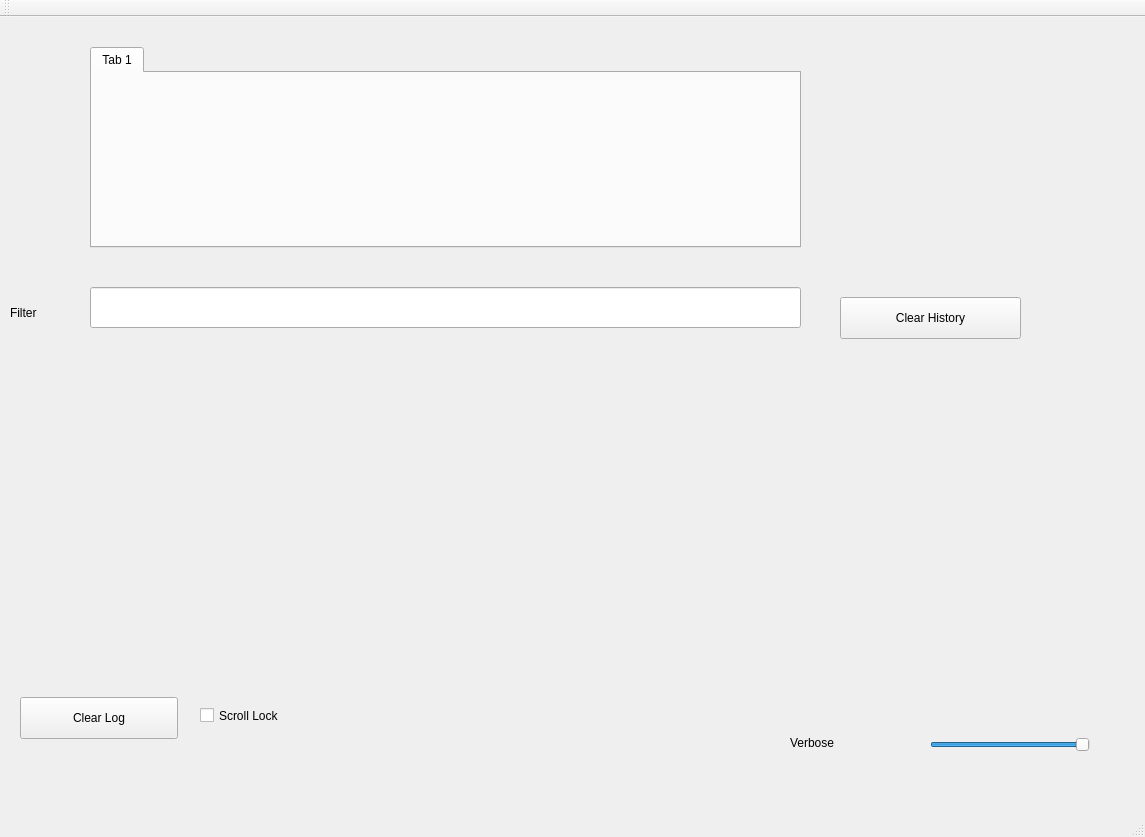
Old version of the form qdevicemonitor/MainWindow.ui in the repository alopatindev/qdevicemonitor.
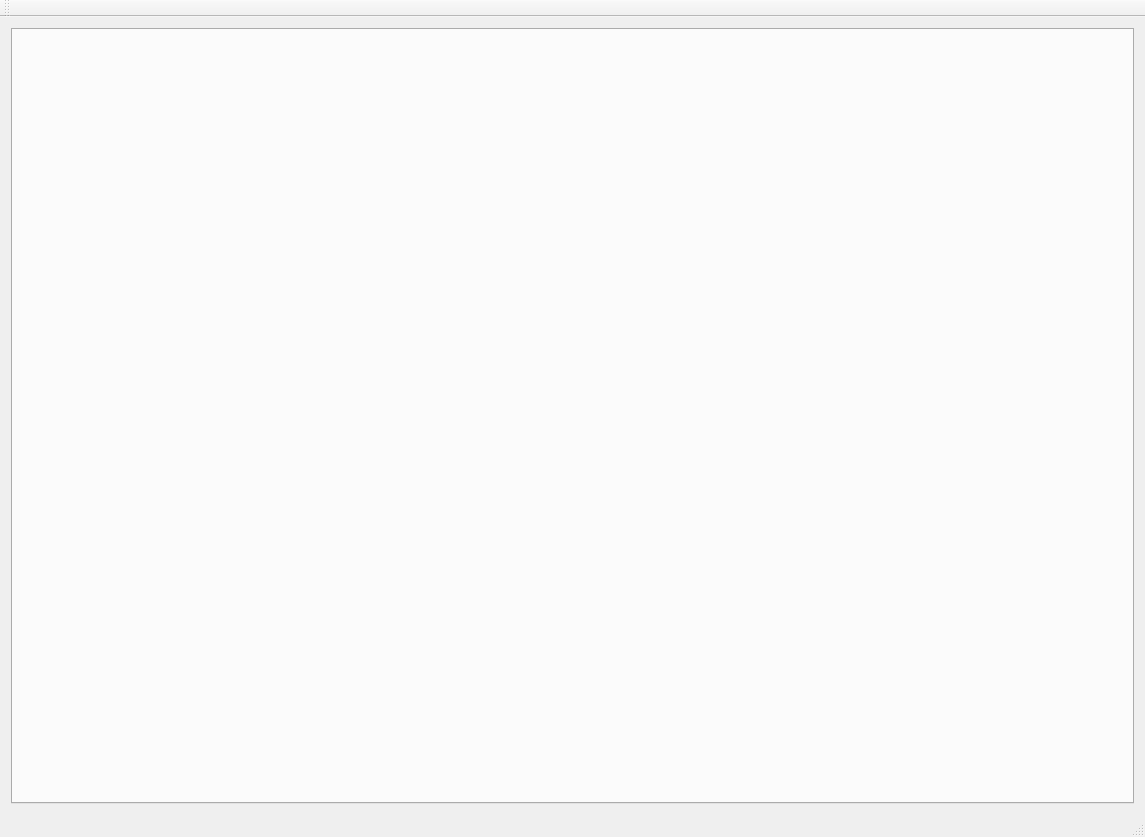
New version of the form.

Diff of the .ui file:
```diff
--- a/qdevicemonitor/MainWindow.ui
+++ b/qdevicemonitor/MainWindow.ui
@@ -14,128 +14,15 @@
    <string>MainWindow</string>
   </property>
   <widget class="QWidget" name="centralWidget">
-   <widget class="QLineEdit" name="lineEdit">
-    <property name="geometry">
-     <rect>
-      <x>90</x>
-      <y>270</y>
-      <width>711</width>
-      <height>41</height>
-     </rect>
-    </property>
-   </widget>
-   <widget class="QLabel" name="label">
-    <property name="geometry">
-     <rect>
-      <x>10</x>
-      <y>280</y>
-      <width>126</width>
-      <height>31</height>
-     </rect>
-    </property>
-    <property name="text">
-     <string>Filter</string>
-    </property>
-   </widget>
-   <widget class="QPushButton" name="pushButton">
-    <property name="geometry">
-     <rect>
-      <x>840</x>
-      <y>280</y>
-      <width>181</width>
-      <height>42</height>
-     </rect>
-    </property>
-    <property name="text">
-     <string>Clear History</string>
-    </property>
-   </widget>
-   <widget class="QPushButton" name="pushButton_3">
-    <property name="geometry">
-     <rect>
-      <x>20</x>
-      <y>680</y>
-      <width>158</width>
-      <height>42</height>
-     </rect>
-    </property>
-    <property name="text">
-     <string>Clear Log</string>
-    </property>
-   </widget>
-   <widget class="QLabel" name="label_2">
-    <property name="geometry">
-     <rect>
-      <x>790</x>
-      <y>710</y>
-      <width>126</width>
-      <height>31</height>
-     </rect>
-    </property>
-    <property name="text">
-     <string>Verbose</string>
-    </property>
-   </widget>
-   <widget class="QSlider" name="horizontalSlider">
-    <property name="geometry">
-     <rect>
-      <x>930</x>
-      <y>720</y>
-      <width>160</width>
-      <height>16</height>
-     </rect>
-    </property>
-    <property name="maximum">
-     <number>5</number>
-    </property>
-    <property name="value">
-     <number>5</number>
-    </property>
-    <property name="orientation">
-     <enum>Qt::Horizontal</enum>
-    </property>
-   </widget>
-   <widget class="QWidget" name="widget" native="true">
-    <property name="geometry">
-     <rect>
-      <x>70</x>
-      <y>410</y>
-      <width>1021</width>
-      <height>221</height>
-     </rect>
-    </property>
-   </widget>
-   <widget class="QCheckBox" name="checkBox">
-    <property name="geometry">
-     <rect>
-      <x>200</x>
-      <y>680</y>
-      <width>171</width>
-      <height>37</height>
-     </rect>
-    </property>
-    <property name="text">
-     <string>Scroll Lock</string>
-    </property>
-   </widget>
-   <widget class="QTabWidget" name="tabWidget">
-    <property name="geometry">
-     <rect>
-      <x>90</x>
-      <y>30</y>
-      <width>711</width>
-      <height>201</height>
-     </rect>
-    </property>
-    <property name="currentIndex">
-     <number>0</number>
-    </property>
-    <widget class="QWidget" name="tab">
-     <attribute name="title">
-      <string>Tab 1</string>
-     </attribute>
-    </widget>
-   </widget>
+   <layout class="QVBoxLayout" name="verticalLayout">
+    <item>
+     <widget class="QTabWidget" name="tabWidget">
+      <property name="currentIndex">
+       <number>-1</number>
+      </property>
+     </widget>
+    </item>
+   </layout>
   </widget>
   <widget class="QMenuBar" name="menuBar">
    <property name="geometry">
```
